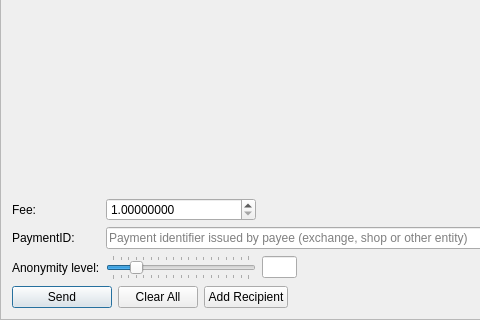
enderdmed/qwertycoin-gui, file src/gui/ui/sendframe.ui: the form before one commit; both pictures show x 0 to 480 and y 270 to 590 of the 866 by 590 pixel window.
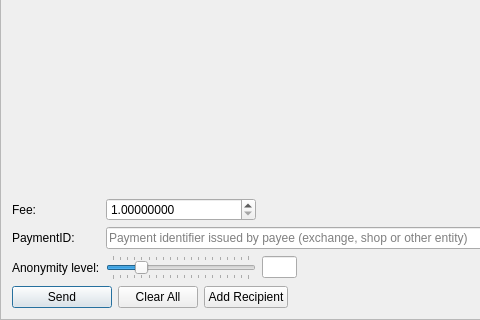
The form after the commit. Icons and pictures are not drawn.

The edit to the form file:
```diff
--- a/src/gui/ui/sendframe.ui
+++ b/src/gui/ui/sendframe.ui
@@ -90,7 +90,7 @@
         <number>20</number>
        </property>
         <property name="minimum">
-          <number>2</number>
+          <number>1</number>
         </property>
         <property name="pageStep">
         <number>1</number>
```
